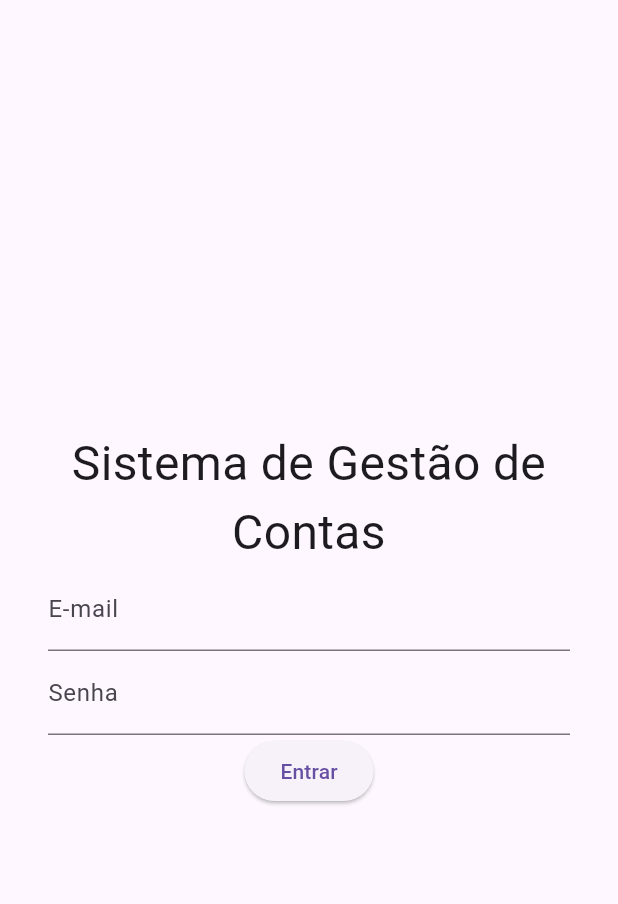
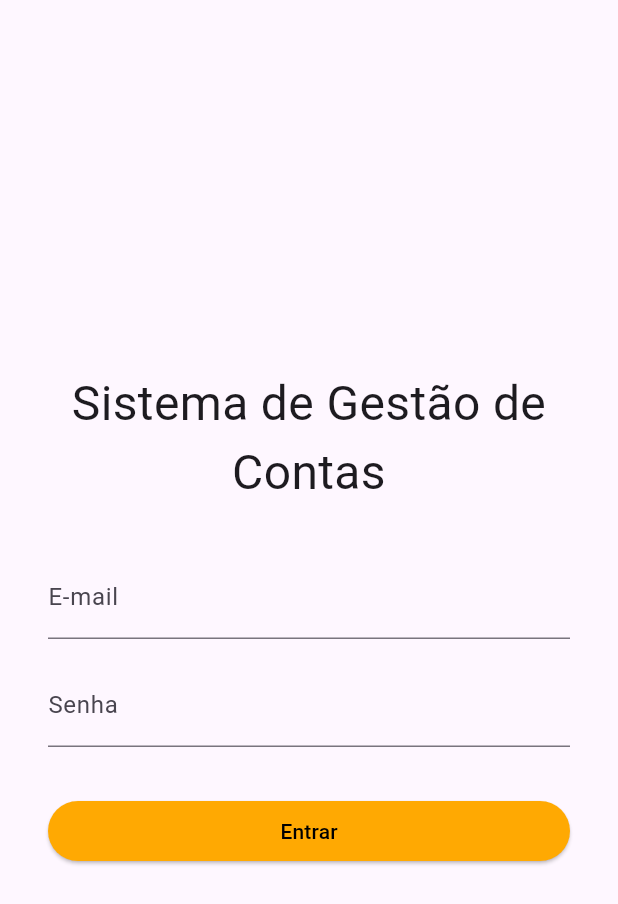
Before and after one commit to alura-cursos/flutter_banco_douro, a Flutter app: the screen it shows after launch, on a phone screen of 412 x 824 dp. Shown: the top 904 px of the screen. Run offline on Flutter 3.47's test engine with Material 3 defaults, Android fonts, the light colour scheme and no system bars.

Commit message:
v2.2 - estilizando o botão

```diff
--- a/lib/ui/login_screen.dart
+++ b/lib/ui/login_screen.dart
@@ -10,6 +10,7 @@ class LoginScreen extends StatelessWidget {
         padding: const EdgeInsets.all(32),
         child: Column(
           mainAxisAlignment: MainAxisAlignment.center,
+          crossAxisAlignment: CrossAxisAlignment.stretch,
           children: <Widget>[
             const Text(
               "Sistema de Gestão de Contas",
@@ -18,20 +19,31 @@ class LoginScreen extends StatelessWidget {
                 fontSize: 32,
               ),
             ),
+            const SizedBox(height: 32),
             TextFormField(
               decoration: const InputDecoration(
                 label: Text("E-mail"),
               ),
             ),
+            const SizedBox(height: 16),
             TextFormField(
               obscureText: true,
               decoration: const InputDecoration(
                 label: Text("Senha"),
               ),
             ),
+            const SizedBox(height: 32),
             ElevatedButton(
               onPressed: () {},
-              child: const Text("Entrar"),
+              style: const ButtonStyle(
+                backgroundColor: WidgetStatePropertyAll(
+                  Color(0xFFFFA902),
+                ),
+              ),
+              child: const Text(
+                "Entrar",
+                style: TextStyle(color: Colors.black),
+              ),
             ),
           ],
         ),
```
